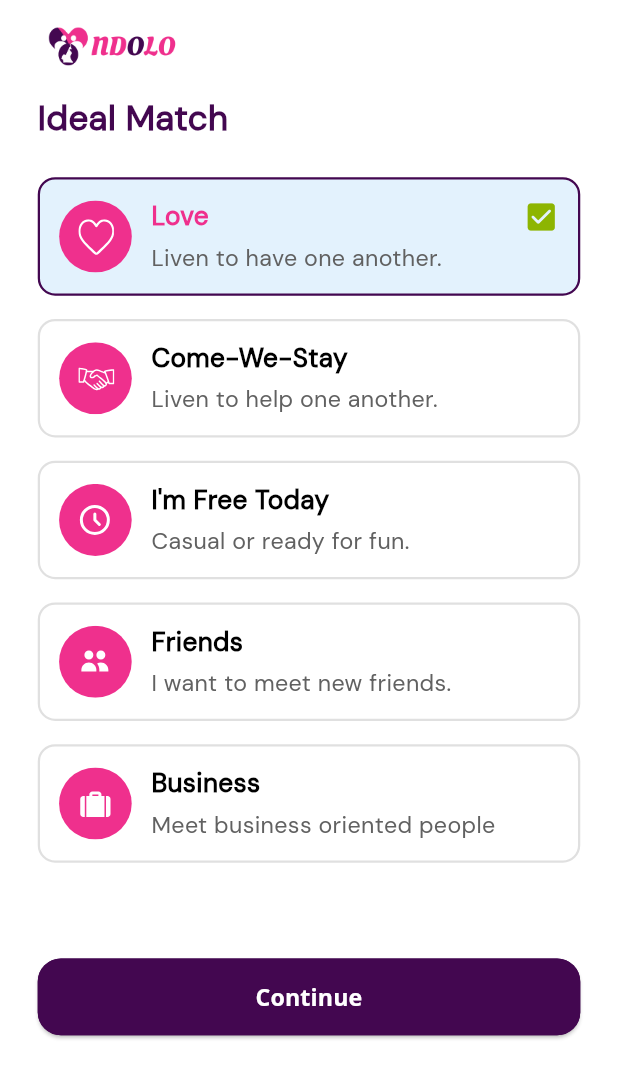
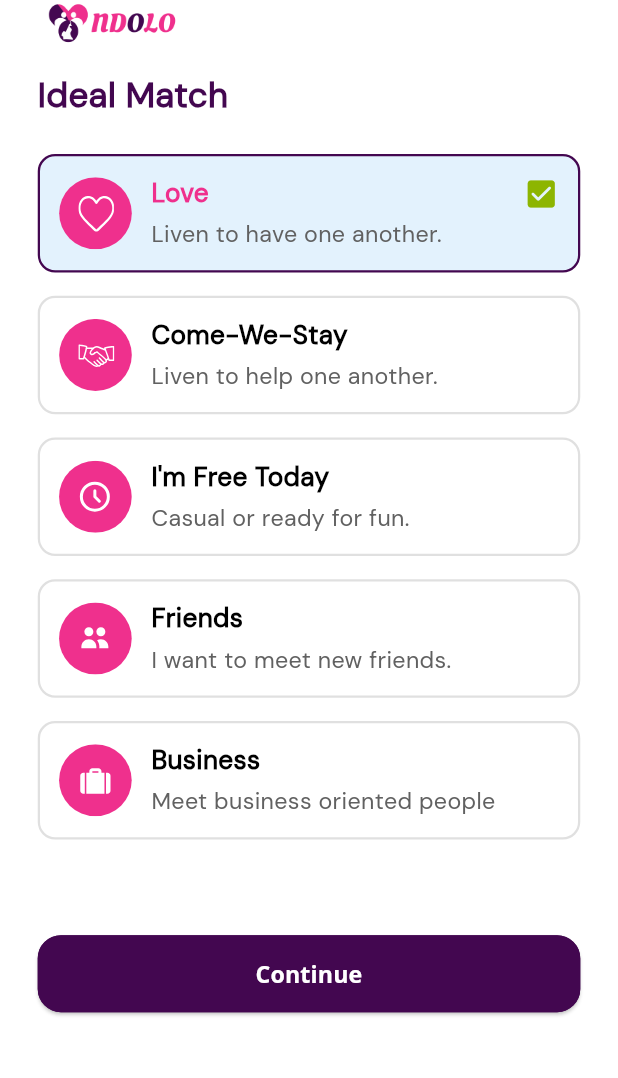
Before and after one commit to sparktechagency/Ndolo-Dataing-App, a Flutter app: the screen it shows after launch, on a phone screen of 412 x 824 dp. Shown: the top 1078 px of the screen. Run offline on Flutter 3.47's test engine with Material 3 defaults, Android fonts, the phone set to English and light mode, and no system bars; our stand-ins replace country_picker, flutter_screenutil, flutter_spinkit, flutter_svg, get, image_picker and 4 more; missing offline and left inert: dart:ffi, mime_type; Roboto replaces fonts that are missing (Open Sans).

Commit message:
some change

```diff
--- a/lib/themes/light_theme.dart
+++ b/lib/themes/light_theme.dart
@@ -28,7 +28,7 @@ ThemeData light({Color color = const Color(0xFFFFFFFF)}) => ThemeData(
       focusedBorder: focusedBorder(),
       errorBorder: errorBorder()),
   bottomNavigationBarTheme: BottomNavigationBarThemeData(
-    backgroundColor: AppColors.backgroundColor,
+    backgroundColor: AppColors.primaryColor,
     unselectedItemColor: AppColors.backgroundColor,
     selectedLabelStyle: TextStyle(color: color),
     unselectedLabelStyle: const TextStyle(color: Colors.red),
--- a/lib/utils/app_icons.dart
+++ b/lib/utils/app_icons.dart
@@ -2,11 +2,10 @@ class AppIcons{
   static String baseUrl="assets/icons";
   static String homeIcon="$baseUrl/home_icon.svg";
   static String walletIcon="$baseUrl/wallet_icon.svg";
-  static String profileIcon="$baseUrl/profile_icon.svg";
+  static String profile="$baseUrl/profile_icon.svg";
+  static String profileOut ="$baseUrl/profileOutline.svg";
   static String home="$baseUrl/home.svg";
   static String categoriFill ="$baseUrl/categoriFill.svg";
-  static String profile ="$baseUrl/profile.svg";
-  static String profileOutline ="$baseUrl/profileOutline.svg";
   static String homeOut ="$baseUrl/homeOut.svg";
   static String categories="$baseUrl/categories.svg";
   static String eyeIcon="$baseUrl/eye.svg";
@@ -27,5 +26,10 @@ class AppIcons{
   static String today="$baseUrl/today.svg";
   static String friends="$baseUrl/friends.svg";
   static String business="$baseUrl/business.svg";
+  static String match="$baseUrl/match.svg";
+  static String matchOut="$baseUrl/matchOut.svg";
+  static String message="$baseUrl/message.svg";
+  static String messageOut="$baseUrl/messageOut.svg";
+  static String notification="$baseUrl/notification.svg";
 
 }
--- a/lib/views/screen/IdealMatch/ideal_match_screen.dart
+++ b/lib/views/screen/IdealMatch/ideal_match_screen.dart
@@ -32,7 +32,6 @@ class _IdealMatchScreenState extends State<IdealMatchScreen> {
               mainAxisAlignment: MainAxisAlignment.center,
               crossAxisAlignment: CrossAxisAlignment.start,
               children: [
-                SizedBox(height: 16.h),
                 Image.asset(AppImages.appLogo, width: 121.w, height: 32.h),
                 SizedBox(height: 16.h),
                 CustomText(
```
Also changed, not shown: lib/views/base/bottom_menu..dart (+6 -2 lines), lib/views/screen/Home/home_screen.dart (+25 -2 lines), assets/icons/home.svg, assets/icons/homeOut.svg, assets/icons/home_icon.svg (deleted), assets/icons/match.svg (added), assets/icons/matchOut.svg (added), assets/icons/message.svg (added), assets/icons/messageOut.svg (added), assets/icons/notification.svg (added), assets/icons/profile.svg (deleted), assets/icons/profileOutline.svg, assets/icons/profile_icon.svg.
